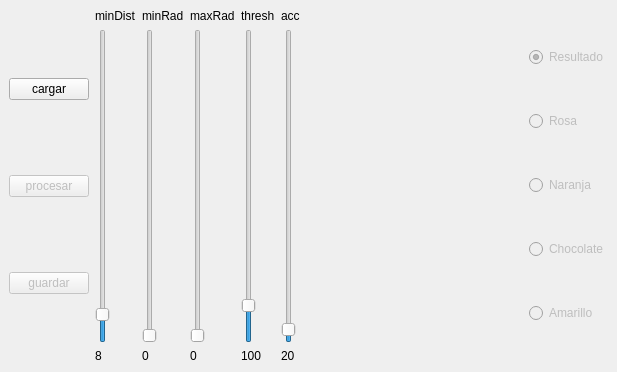
Before: the Qt Designer form Actividad7/Actividad7_qt/mainwindow.ui in nlandau91/Procesamiento-de-Imagenes, drawn with Qt 5.
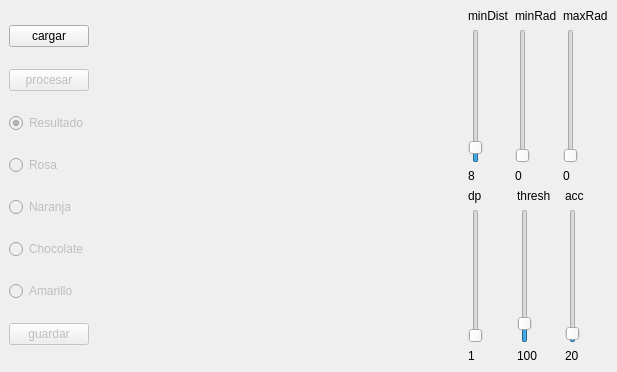
After: the same form once the commit is applied.

Commit message: mas sliders

Patch:
```diff
--- a/Actividad7/Actividad7_qt/mainwindow.ui
+++ b/Actividad7/Actividad7_qt/mainwindow.ui
@@ -15,7 +15,7 @@
   </property>
   <widget class="QWidget" name="centralwidget">
    <layout class="QGridLayout" name="gridLayout">
-    <item row="0" column="0">
+    <item row="0" column="1">
      <layout class="QHBoxLayout" name="horizontalLayout">
       <item>
        <layout class="QVBoxLayout" name="verticalLayout">
@@ -36,6 +36,59 @@
           </property>
          </widget>
         </item>
+        <item>
+         <widget class="QRadioButton" name="radioBtn_result">
+          <property name="enabled">
+           <bool>false</bool>
+          </property>
+          <property name="text">
+           <string>Resultado</string>
+          </property>
+          <property name="checked">
+           <bool>true</bool>
+          </property>
+         </widget>
+        </item>
+        <item>
+         <widget class="QRadioButton" name="radioBtn_rosa">
+          <property name="enabled">
+           <bool>false</bool>
+          </property>
+          <property name="text">
+           <string>Rosa</string>
+          </property>
+         </widget>
+        </item>
+        <item>
+         <widget class="QRadioButton" name="radioBtn_naranja">
+          <property name="enabled">
+           <bool>false</bool>
+          </property>
+          <property name="text">
+           <string>Naranja</string>
+          </property>
+         </widget>
+        </item>
+        <item>
+         <widget class="QRadioButton" name="radioBtn_chocolate">
+          <property name="enabled">
+           <bool>false</bool>
+          </property>
+          <property name="text">
+           <string>Chocolate</string>
+          </property>
+         </widget>
+        </item>
+        <item>
+         <widget class="QRadioButton" name="radioBtn_amarillo">
+          <property name="enabled">
+           <bool>false</bool>
+          </property>
+          <property name="text">
+           <string>Amarillo</string>
+          </property>
+         </widget>
+        </item>
         <item>
          <widget class="QPushButton" name="btn_save">
           <property name="enabled">
@@ -49,7 +102,24 @@
        </layout>
       </item>
       <item>
-       <layout class="QVBoxLayout" name="verticalLayout_3">
+       <widget class="QLabel" name="lbl_img">
+        <property name="sizePolicy">
+         <sizepolicy hsizetype="Expanding" vsizetype="Expanding">
+          <horstretch>0</horstretch>
+          <verstretch>0</verstretch>
+         </sizepolicy>
+        </property>
+        <property name="text">
+         <string/>
+        </property>
+       </widget>
+      </item>
+      <item>
+       <layout class="QVBoxLayout" name="verticalLayout_8">
+        <item>
+         <layout class="QHBoxLayout" name="horizontalLayout_3">
+          <item>
+           <layout class="QVBoxLayout" name="verticalLayout_13">
         <item>
          <widget class="QLabel" name="label_6">
           <property name="text">
@@ -71,6 +141,15 @@
           <property name="orientation">
            <enum>Qt::Vertical</enum>
           </property>
+              <property name="invertedAppearance">
+               <bool>false</bool>
+              </property>
+              <property name="invertedControls">
+               <bool>false</bool>
+              </property>
+              <property name="tickPosition">
+               <enum>QSlider::NoTicks</enum>
+              </property>
          </widget>
         </item>
         <item>
@@ -83,7 +162,7 @@
        </layout>
       </item>
       <item>
-       <layout class="QVBoxLayout" name="verticalLayout_4">
+           <layout class="QVBoxLayout" name="verticalLayout_15">
         <item>
          <widget class="QLabel" name="label_7">
           <property name="text">
@@ -114,7 +193,7 @@
        </layout>
       </item>
       <item>
-       <layout class="QVBoxLayout" name="verticalLayout_5">
+           <layout class="QVBoxLayout" name="verticalLayout_16">
         <item>
          <widget class="QLabel" name="label_8">
           <property name="text">
@@ -144,8 +223,40 @@
         </item>
        </layout>
       </item>
+         </layout>
+        </item>
       <item>
-       <layout class="QVBoxLayout" name="verticalLayout_6">
+         <layout class="QHBoxLayout" name="horizontalLayout_2">
+          <item>
+           <layout class="QVBoxLayout" name="verticalLayout_2">
+            <item>
+             <widget class="QLabel" name="label_3">
+              <property name="text">
+               <string>dp</string>
+              </property>
+             </widget>
+            </item>
+            <item>
+             <widget class="QSlider" name="verticalSlider_dp">
+              <property name="minimum">
+               <number>1</number>
+              </property>
+              <property name="orientation">
+               <enum>Qt::Vertical</enum>
+              </property>
+             </widget>
+            </item>
+            <item>
+             <widget class="QLabel" name="lbl_dp">
+              <property name="text">
+               <string>1</string>
+              </property>
+             </widget>
+            </item>
+           </layout>
+          </item>
+          <item>
+           <layout class="QVBoxLayout" name="verticalLayout_14">
         <item>
          <widget class="QLabel" name="label">
           <property name="text">
@@ -179,7 +290,7 @@
        </layout>
       </item>
       <item>
-       <layout class="QVBoxLayout" name="verticalLayout_7">
+           <layout class="QVBoxLayout" name="verticalLayout_4">
         <item>
          <widget class="QLabel" name="label_2">
           <property name="text">
@@ -189,6 +300,9 @@
         </item>
         <item>
          <widget class="QSlider" name="verticalSilder_acc">
+              <property name="minimum">
+               <number>1</number>
+              </property>
           <property name="maximum">
            <number>999</number>
           </property>
@@ -209,73 +323,7 @@
         </item>
        </layout>
       </item>
-      <item>
-       <widget class="QLabel" name="lbl_img">
-        <property name="sizePolicy">
-         <sizepolicy hsizetype="Expanding" vsizetype="Expanding">
-          <horstretch>0</horstretch>
-          <verstretch>0</verstretch>
-         </sizepolicy>
-        </property>
-        <property name="text">
-         <string/>
-        </property>
-       </widget>
-      </item>
-      <item>
-       <layout class="QVBoxLayout" name="verticalLayout_2">
-        <item>
-         <widget class="QRadioButton" name="radioBtn_result">
-          <property name="enabled">
-           <bool>false</bool>
-          </property>
-          <property name="text">
-           <string>Resultado</string>
-          </property>
-          <property name="checked">
-           <bool>true</bool>
-          </property>
-         </widget>
-        </item>
-        <item>
-         <widget class="QRadioButton" name="radioBtn_rosa">
-          <property name="enabled">
-           <bool>false</bool>
-          </property>
-          <property name="text">
-           <string>Rosa</string>
-          </property>
-         </widget>
-        </item>
-        <item>
-         <widget class="QRadioButton" name="radioBtn_naranja">
-          <property name="enabled">
-           <bool>false</bool>
-          </property>
-          <property name="text">
-           <string>Naranja</string>
-          </property>
-         </widget>
-        </item>
-        <item>
-         <widget class="QRadioButton" name="radioBtn_chocolate">
-          <property name="enabled">
-           <bool>false</bool>
-          </property>
-          <property name="text">
-           <string>Chocolate</string>
-          </property>
-         </widget>
-        </item>
-        <item>
-         <widget class="QRadioButton" name="radioBtn_amarillo">
-          <property name="enabled">
-           <bool>false</bool>
-          </property>
-          <property name="text">
-           <string>Amarillo</string>
-          </property>
-         </widget>
+         </layout>
         </item>
        </layout>
       </item>
```
Left out of the diff: 3 changed lines with no effect on the pictures. Lines whose indentation alone changed are shown as unchanged. The commit also changes 2 other files.
